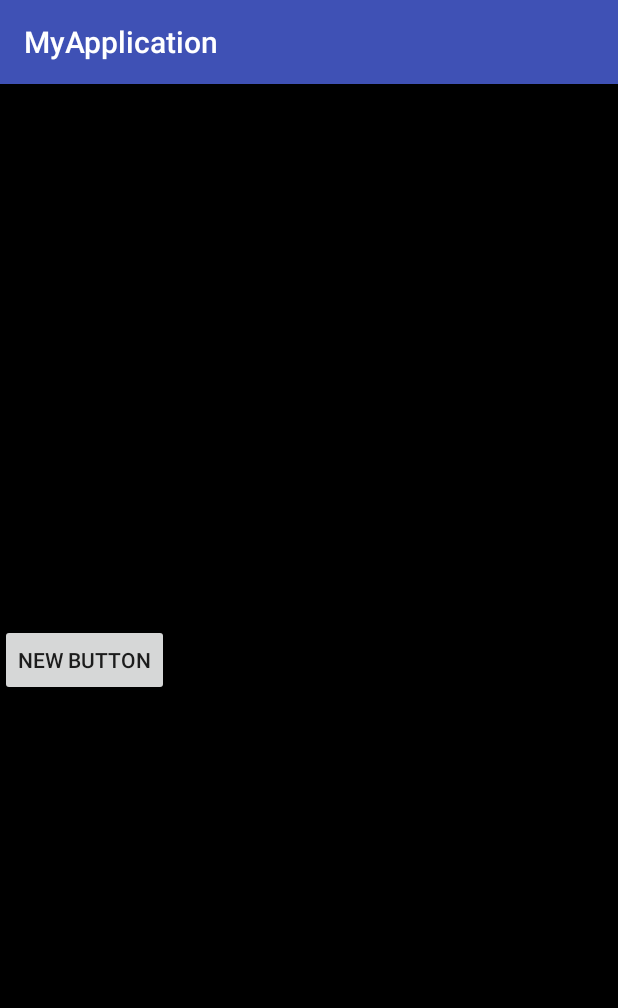
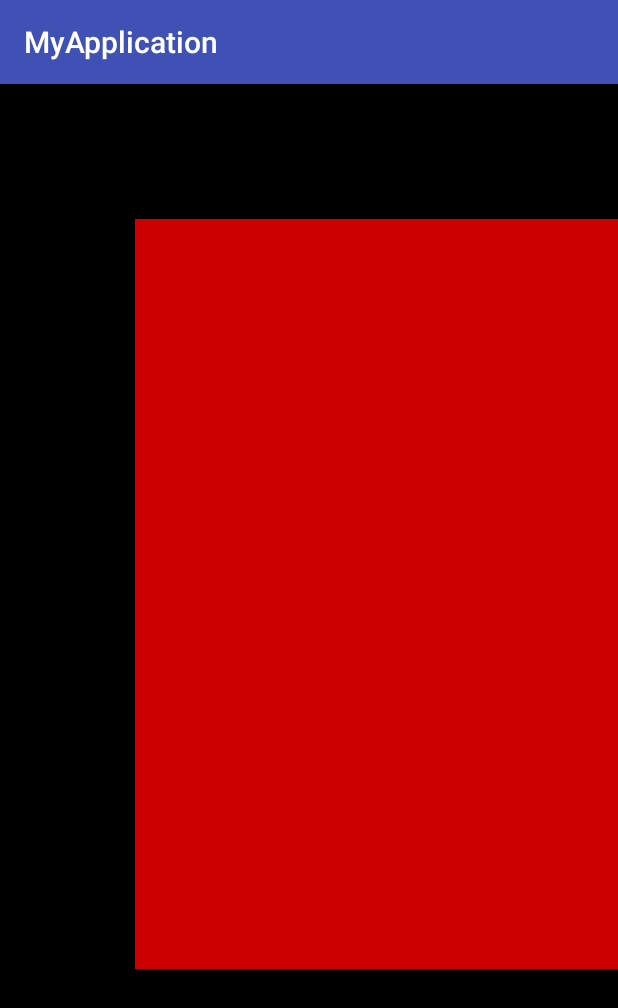
Before and after one commit to ysemylord/MyApplication, an Android app: the screen it shows after launch (MainActivity), on a phone screen of 412 x 824 dp. Shown: the top 1008 px of the screen. Run offline under Robolectric (Android 15) with nearby library versions, the phone set to English and light mode, and no system bars.

Commit message:
拖拽区分子View小于容器和大于容器的情况

```diff
--- a/app/src/main/res/layout/activity_main.xml
+++ b/app/src/main/res/layout/activity_main.xml
@@ -8,7 +8,7 @@
     android:weightSum="1">
 
 
-    <com.example.sijia.myapplication.widget.GoogleDragDemo2
+    <com.example.sijia.myapplication.FormatWidget.GoogleDragDemo
         android:background="@android:color/black"
         android:layout_width="match_parent"
         android:layout_height="match_parent"
@@ -16,14 +16,13 @@
 
     >
 
-        <Button
-            android:layout_width="wrap_content"
-            android:layout_height="wrap_content"
-            android:text="New Button"
-            android:id="@+id/button"
-            android:layout_gravity="center_vertical" />
-
-    </com.example.sijia.myapplication.widget.GoogleDragDemo2>
+        <LinearLayout
+            android:layout_width="400dp"
+            android:layout_height="500dp"
+            android:layout_margin="90dp"
+            android:background="@android:color/holo_red_dark"
+            ></LinearLayout>
+    </com.example.sijia.myapplication.FormatWidget.GoogleDragDemo>
 
 
 
```
Also changed, not shown: app/src/main/java/com/example/sijia/myapplication/FormatWidget/GoogleDragDemo.java (+14 -6 lines).
